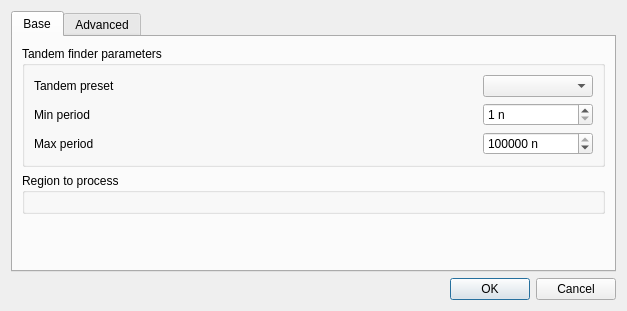
First picture: the form in src/plugins/repeat_finder/src/ui/FindTandemsDialog.ui, repository violethaze74/ugene, before the edit.
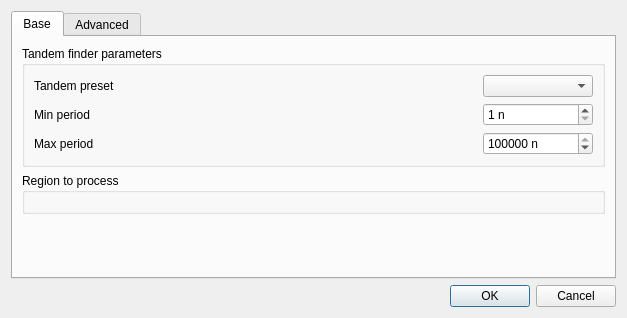
Second picture: the form after the edit. The open tabs and pages were chosen to show the change. Icons and pictures are not drawn.

Commit message: GUI fix: preferred size of dialogs that contain annotation widget

What changed in the file:
```diff
--- a/src/plugins/repeat_finder/src/ui/FindTandemsDialog.ui
+++ b/src/plugins/repeat_finder/src/ui/FindTandemsDialog.ui
@@ -10,7 +10,7 @@
     <x>0</x>
     <y>0</y>
     <width>627</width>
-    <height>311</height>
+    <height>318</height>
    </rect>
   </property>
   <property name="windowTitle">
```
Left out of the diff: 15 changed lines with no effect on the pictures. The commit also changes 7 other files.
